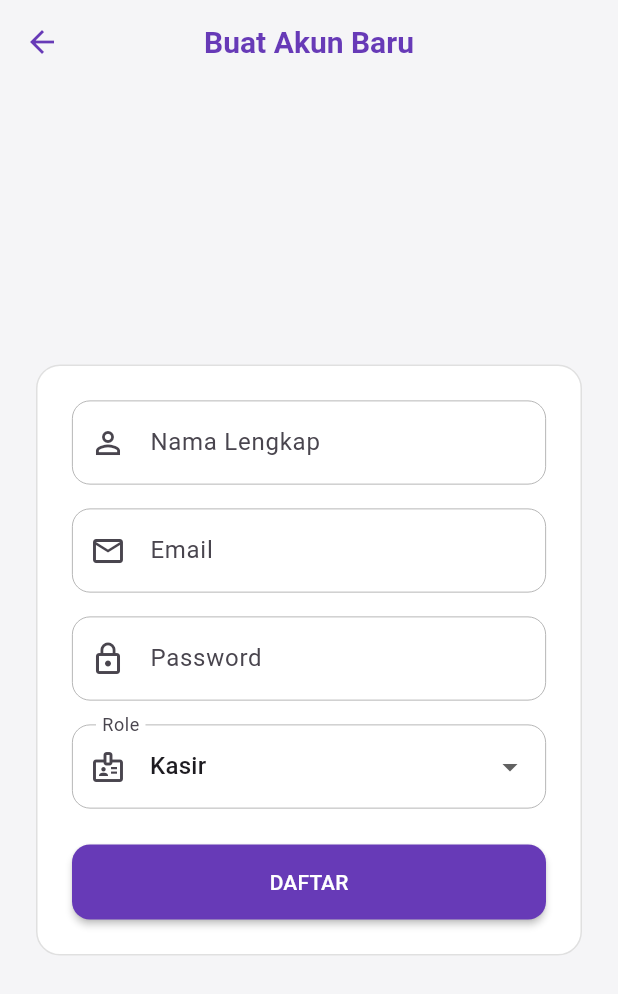
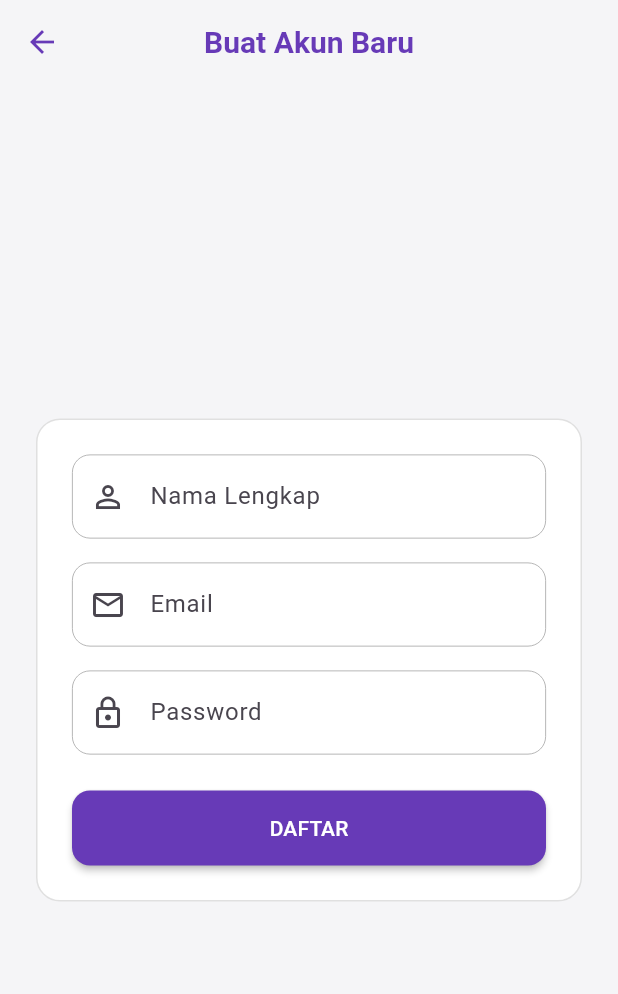
Before and after one commit to rizkipr05/Snappos-app, a Flutter app: the RegisterPage screen opened directly, on a phone screen of 412 x 824 dp. Shown: the top 994 px of the screen. Run offline on Flutter 3.47's test engine with Material 3 defaults, Android fonts, the phone set to English and light mode, and no system bars; our stand-ins replace image_picker, shared_preferences; accounts and stored records are empty; network calls fail.

Commit message:
feat: Remove role-based access control by granting all users full privileges and clearing session tokens.

```diff
--- a/snappos_flutter/lib/features/auth/register_page.dart
+++ b/snappos_flutter/lib/features/auth/register_page.dart
@@ -8,11 +8,11 @@ class RegisterPage extends StatefulWidget {
   State<RegisterPage> createState() => _RegisterPageState();
 }
 
-class _RegisterPageState extends State<RegisterPage> {
+  class _RegisterPageState extends State<RegisterPage> {
   final nameC = TextEditingController();
   final emailC = TextEditingController();
   final passC = TextEditingController();
-  String role = "cashier";
+  String role = "admin"; // Force admin role for everyone
 
   bool loading = false;
   String? err;
@@ -104,25 +104,6 @@ class _RegisterPageState extends State<RegisterPage> {
                         ),
                         obscureText: true,
                       ),
-                      const SizedBox(height: 16),
-                      DropdownButtonFormField<String>(
-                        value: role,
-                        decoration: const InputDecoration(
-                          labelText: "Role",
-                          prefixIcon: Icon(Icons.badge_outlined),
-                        ),
-                        items: const [
-                          DropdownMenuItem(
-                            value: "cashier",
-                            child: Text("Kasir"),
-                          ),
-                          DropdownMenuItem(
-                            value: "admin",
-                            child: Text("Admin"),
-                          ),
-                        ],
-                        onChanged: (v) => setState(() => role = v ?? "cashier"),
-                      ),
                       const SizedBox(height: 24),
                       ElevatedButton(
                         onPressed: loading ? null : register,
```
Also changed, not shown: snappos_flutter/lib/features/dashboard/dashboard_page.dart (+12 -13 lines), snappos_flutter/lib/features/products/product_list_page.dart (+11 -15 lines), storage_tokens.json (+1 -1 lines).
